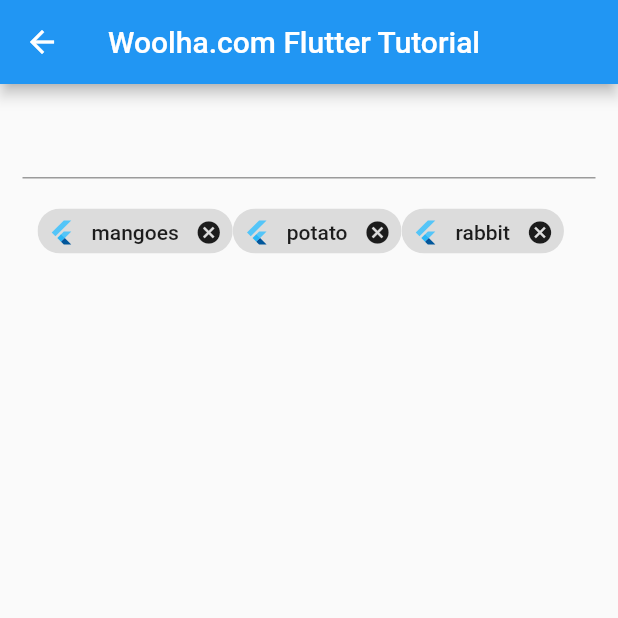
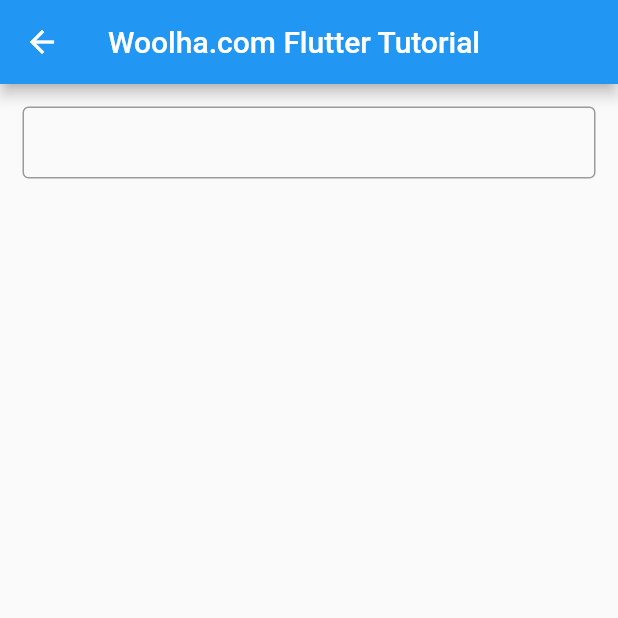
Before and after one commit to im-adnan/TextInputChips_Example, a Flutter app: the InputChipExample screen opened directly, on a phone screen of 412 x 824 dp, the top half of it. Run offline on Flutter 3.47's test engine with Material 2 defaults, Android fonts, the phone set to English and light mode, and no system bars; our stand-ins replace font_awesome_flutter.

Commit message:
Final result

```diff
--- a/lib/Input.dart
+++ b/lib/Input.dart
@@ -10,8 +10,9 @@ class InputChipExample extends StatefulWidget {
 class InputChipExampleState extends State<InputChipExample> {
   final TextEditingController _textEditingController = TextEditingController();
 
-  List<String> _values = ['mangoes', 'potato', 'rabbit'];
+  List<String> _values = [], selected = [];
   // List<bool> _selected = [];
+
   List<Widget> chips = [];
 
   @override
@@ -44,6 +45,40 @@ class InputChipExampleState extends State<InputChipExample> {
                     // _selected = _selected;
                   });
                 },
+                decoration: InputDecoration(
+                  border: const OutlineInputBorder(),
+                  contentPadding: const EdgeInsets.fromLTRB(20, 0, 20, 0),
+                  // ignore: prefer_is_empty
+                  prefixIcon: selected.length < 1
+                      ? null
+                      : Padding(
+                          padding: const EdgeInsets.only(left: 10, right: 10),
+                          child: Wrap(
+                            spacing: 5,
+                            runSpacing: 5,
+                            children: selected.map(
+                              (s) {
+                                return Chip(
+                                  backgroundColor: Colors.blue[100],
+                                  shape: RoundedRectangleBorder(
+                                    borderRadius: BorderRadius.circular(7),
+                                  ),
+                                  label: Text(s,
+                                      style:
+                                          TextStyle(color: Colors.blue[900])),
+                                  onDeleted: () {
+                                    setState(
+                                      () {
+                                        selected.remove(s);
+                                      },
+                                    );
+                                  },
+                                );
+                              },
+                            ).toList(),
+                          ),
+                        ),
+                ),
               ),
               const SizedBox(height: 10),
               Container(
@@ -69,9 +104,11 @@ class InputChipExampleState extends State<InputChipExample> {
         shadowColor: Colors.teal,
         onPressed: () {
           setState(() {
-            _textEditingController.text = _values[i];
+            if (!selected.contains(_values[i])) selected.add(_values[i]);
+            // _textEditingController.text = _values[i];
             // _selected[i] = !_selected[i];
           });
+          // print(_textEditingController.text);
         },
         onDeleted: () {
           _values.removeAt(i);
@@ -88,7 +125,7 @@ class InputChipExampleState extends State<InputChipExample> {
     }
 
     return ListView(
-      // This next line does the trick.
+      // This line does the trick.
       scrollDirection: Axis.horizontal,
       children: chips,
     );
```
